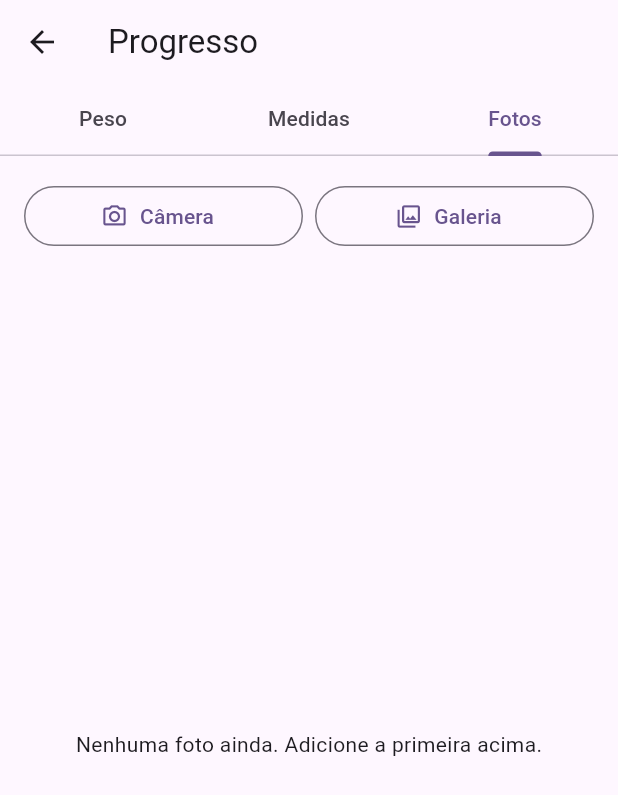
After one commit to projetosales17-cloud/app-personal-trainer, a Flutter app: the ProgressoScreen screen opened directly, tab 3 chosen, after a tap on "Câmera", on a phone screen of 412 x 824 dp. The commit adds this screen. Shown: the top 795 px of the screen. Run offline on Flutter 3.47's test engine with Material 3 defaults, Android fonts, the phone set to English and light mode, and no system bars; our stand-ins replace image_picker, shared_preferences; accounts and stored records are empty.

Commit message:
Adiciona fotos de progresso (primeira dependência externa do projeto) (#20)
Aba "Fotos" em Progresso: botões de Câmera/Galeria (image_picker) para
registrar uma foto de progresso, copiada para uma pasta própria do app
(path_provider) — armazenamento local, sem custo de nuvem (ver
briefing do produto). Grade com miniaturas + data, toque abre em tela
cheia. Vídeos e timeline antes/depois continuam de fora.

Primeiras dependências externas do projeto: image_picker e
path_provider. Configuração nativa adicionada:
- Android: permissão de câmera + uses-feature opcional (galeria não
  precisa de permissão declarada no manifest em Android 13+, já usa o
  seletor de fotos do sistema).
- iOS: NSCameraUsageDescription + NSPhotoLibraryUsageDescription (não
  testado em build real — este ambiente não tem Mac/Xcode).
- Build Android debug confirmado localmente (assembleDebug ok).

ProgressoRepository ganha registrarFoto/listarFotos, com o diretório
base injetável (resolverDiretorioBase) para não depender de
path_provider real nos testes.

Bug de teste descoberto: qualquer E/S real de arquivo (File.copy etc.)
chamada dentro de um testWidgets — mesmo antes do pumpWidget — trava
para sempre sem tester.runAsync(). Isso não acontecia nos testes de
repositório porque aqueles usam test() puro, não testWidgets(). Vale
lembrar sempre que um teste de widget precisar tocar E/S real.

Co-authored-by: projetosales17-cloud <projetosales17-cloud@users.noreply.github.com>

```diff
--- /dev/null
+++ b/lib/models/registro_foto.dart
@@ -0,0 +1,19 @@
+/// Um registro de foto de progresso. O arquivo em si fica salvo localmente
+/// no aparelho (sem custo de nuvem, ver briefing do produto) — este modelo
+/// só guarda a data e o caminho do arquivo.
+class RegistroFoto {
+  const RegistroFoto({required this.data, required this.caminhoArquivo});
+
+  final DateTime data;
+  final String caminhoArquivo;
+
+  Map<String, dynamic> toJson() => {
+    'data': data.toIso8601String(),
+    'caminhoArquivo': caminhoArquivo,
+  };
+
+  factory RegistroFoto.fromJson(Map<String, dynamic> json) => RegistroFoto(
+    data: DateTime.parse(json['data'] as String),
+    caminhoArquivo: json['caminhoArquivo'] as String,
+  );
+}
--- /dev/null
+++ b/lib/screens/foto_detalhe_screen.dart
@@ -0,0 +1,25 @@
+import 'dart:io';
+
+import 'package:flutter/material.dart';
+
+import '../models/registro_foto.dart';
+
+class FotoDetalheScreen extends StatelessWidget {
+  const FotoDetalheScreen({super.key, required this.foto});
+
+  final RegistroFoto foto;
+
+  String _formatarData(DateTime data) {
+    final dia = data.day.toString().padLeft(2, '0');
+    final mes = data.month.toString().padLeft(2, '0');
+    return '$dia/$mes/${data.year}';
+  }
+
+  @override
+  Widget build(BuildContext context) {
+    return Scaffold(
+      appBar: AppBar(title: Text(_formatarData(foto.data))),
+      body: Center(child: Image.file(File(foto.caminhoArquivo))),
+    );
+  }
+}
--- a/lib/screens/progresso_screen.dart
+++ b/lib/screens/progresso_screen.dart
@@ -1,17 +1,18 @@
 import 'package:flutter/material.dart';
 
+import 'registro_fotos_view.dart';
 import 'registro_medidas_view.dart';
 import 'registro_peso_view.dart';
 
-/// Fotos/vídeos, timeline antes/depois e gráficos ainda não foram
-/// implementados (ver briefing do produto).
+/// Vídeos e timeline antes/depois ainda não foram implementados (ver
+/// briefing do produto).
 class ProgressoScreen extends StatelessWidget {
   const ProgressoScreen({super.key});
 
   @override
   Widget build(BuildContext context) {
     return DefaultTabController(
-      length: 2,
+      length: 3,
       child: Scaffold(
         appBar: AppBar(
           title: const Text('Progresso'),
@@ -19,6 +20,7 @@ class ProgressoScreen extends StatelessWidget {
             tabs: [
               Tab(text: 'Peso'),
               Tab(text: 'Medidas'),
+              Tab(text: 'Fotos'),
             ],
           ),
         ),
@@ -26,6 +28,7 @@ class ProgressoScreen extends StatelessWidget {
           children: [
             RegistroPesoView(),
             RegistroMedidasView(),
+            RegistroFotosView(),
           ],
         ),
       ),
--- /dev/null
+++ b/lib/screens/registro_fotos_view.dart
@@ -0,0 +1,140 @@
+import 'dart:io';
+
+import 'package:flutter/material.dart';
+import 'package:image_picker/image_picker.dart';
+
+import '../models/registro_foto.dart';
+import '../services/progresso_repository.dart';
+import 'foto_detalhe_screen.dart';
+
+typedef SelecionarImagem = Future<String?> Function(ImageSource fonte);
+
+Future<String?> _selecionarImagemPadrao(ImageSource fonte) async {
+  final arquivo = await ImagePicker().pickImage(source: fonte, imageQuality: 85);
+  return arquivo?.path;
+}
+
+class RegistroFotosView extends StatefulWidget {
+  RegistroFotosView({
+    super.key,
+    ProgressoRepository? repositorio,
+    SelecionarImagem? selecionarImagem,
+  }) : repositorio = repositorio ?? ProgressoRepository(),
+       selecionarImagem = selecionarImagem ?? _selecionarImagemPadrao;
+
+  final ProgressoRepository repositorio;
+  final SelecionarImagem selecionarImagem;
+
+  @override
+  State<RegistroFotosView> createState() => _RegistroFotosViewState();
+}
+
+class _RegistroFotosViewState extends State<RegistroFotosView> {
+  late Future<List<RegistroFoto>> _fotosFuture = widget.repositorio.listarFotos();
+
+  Future<void> _adicionar(ImageSource fonte) async {
+    final caminho = await widget.selecionarImagem(fonte);
+    if (caminho == null) return;
+
+    await widget.repositorio.registrarFoto(File(caminho));
+    setState(() {
+      _fotosFuture = widget.repositorio.listarFotos();
+    });
+  }
+
+  String _formatarData(DateTime data) {
+    final dia = data.day.toString().padLeft(2, '0');
+    final mes = data.month.toString().padLeft(2, '0');
+    return '$dia/$mes/${data.year}';
+  }
+
+  @override
+  Widget build(BuildContext context) {
+    return Padding(
+      padding: const EdgeInsets.all(16),
+      child: Column(
+        children: [
+          Row(
+            children: [
+              Expanded(
+                child: OutlinedButton.icon(
+                  key: const Key('botao-camera'),
+                  onPressed: () => _adicionar(ImageSource.camera),
+                  icon: const Icon(Icons.camera_alt_outlined),
+                  label: const Text('Câmera'),
+                ),
+              ),
+              const SizedBox(width: 8),
+              Expanded(
+                child: OutlinedButton.icon(
+                  key: const Key('botao-galeria'),
+                  onPressed: () => _adicionar(ImageSource.gallery),
+                  icon: const Icon(Icons.photo_library_outlined),
+                  label: const Text('Galeria'),
+                ),
+              ),
+            ],
+          ),
+          const SizedBox(height: 16),
+          Expanded(
+            child: FutureBuilder<List<RegistroFoto>>(
+              future: _fotosFuture,
+              builder: (context, snapshot) {
+                if (snapshot.connectionState != ConnectionState.done) {
+                  return const Center(child: CircularProgressIndicator());
+                }
+
+                final fotos = (snapshot.data ?? const <RegistroFoto>[]).reversed.toList();
+                if (fotos.isEmpty) {
+                  return const Center(
+                    child: Text('Nenhuma foto ainda. Adicione a primeira acima.'),
+                  );
+                }
+
+                return GridView.builder(
+                  key: const Key('grade-fotos'),
+                  gridDelegate: const SliverGridDelegateWithFixedCrossAxisCount(
+                    crossAxisCount: 3,
+                    crossAxisSpacing: 8,
+                    mainAxisSpacing: 8,
+                  ),
+                  itemCount: fotos.length,
+                  itemBuilder: (context, indice) {
+                    final foto = fotos[indice];
+                    return GestureDetector(
+                      onTap: () => Navigator.of(context).push(
+                        MaterialPageRoute(builder: (_) => FotoDetalheScreen(foto: foto)),
+                      ),
+                      child: Stack(
+                        fit: StackFit.expand,
+                        children: [
+                          Image.file(File(foto.caminhoArquivo), fit: BoxFit.cover),
+                          Positioned(
+                            bottom: 0,
+                            left: 0,
+                            right: 0,
+                            child: ColoredBox(
+                              color: const Color(0x99000000),
+                              child: Padding(
+                                padding: const EdgeInsets.symmetric(vertical: 2),
+                                child: Text(
+                                  _formatarData(foto.data),
+                                  textAlign: TextAlign.center,
+                                  style: const TextStyle(color: Colors.white, fontSize: 10),
+                                ),
+                              ),
+                            ),
+                          ),
+                        ],
+                      ),
+                    );
+                  },
+                );
+              },
+            ),
+          ),
+        ],
+      ),
+    );
+  }
+}
--- a/lib/services/progresso_repository.dart
+++ b/lib/services/progresso_repository.dart
@@ -1,15 +1,24 @@
 import 'dart:convert';
+import 'dart:io';
 
+import 'package:path_provider/path_provider.dart';
 import 'package:shared_preferences/shared_preferences.dart';
 
+import '../models/registro_foto.dart';
 import '../models/registro_medidas.dart';
 import '../models/registro_peso.dart';
 
-/// Persiste os registros de peso e medidas localmente no aparelho (sem
-/// backend por enquanto), como a anamnese.
+/// Persiste os registros de peso, medidas e fotos localmente no aparelho
+/// (sem backend por enquanto, sem custo de nuvem), como a anamnese.
 class ProgressoRepository {
+  ProgressoRepository({Future<Directory> Function()? resolverDiretorioBase})
+    : _resolverDiretorioBase = resolverDiretorioBase ?? getApplicationDocumentsDirectory;
+
+  final Future<Directory> Function() _resolverDiretorioBase;
+
   static const _chave = 'registros_peso';
   static const _chaveMedidas = 'registros_medidas';
+  static const _chaveFotos = 'registros_fotos';
 
   Future<void> registrarPeso(double pesoKg, {DateTime? data}) async {
     final registros = await listarPesos()
@@ -62,4 +71,48 @@ class ProgressoRepository {
       for (final item in lista) RegistroMedidas.fromJson(item as Map<String, dynamic>),
     ];
   }
+
+  /// Copia o arquivo de origem para uma pasta própria do app (fora da
+  /// cache temporária de onde o seletor de imagem costuma entregar o
+  /// arquivo) e registra a foto de progresso.
+  Future<RegistroFoto> registrarFoto(File arquivoOrigem) async {
+    final pasta = await _pastaFotos();
+    final registrosExistentes = await listarFotos();
+
+    final pontoExtensao = arquivoOrigem.path.lastIndexOf('.');
+    final extensao = pontoExtensao == -1 ? '' : arquivoOrigem.path.substring(pontoExtensao);
+    final nomeArquivo =
+        '${DateTime.now().microsecondsSinceEpoch}_${registrosExistentes.length}$extensao';
+    final destino = await arquivoOrigem.copy('${pasta.path}/$nomeArquivo');
+
+    final registro = RegistroFoto(data: DateTime.now(), caminhoArquivo: destino.path);
+    final registros = registrosExistentes..add(registro);
+
+    final prefs = await SharedPreferences.getInstance();
+    await prefs.setString(
+      _chaveFotos,
+      jsonEncode([for (final item in registros) item.toJson()]),
+    );
+    return registro;
+  }
+
+  Future<List<RegistroFoto>> listarFotos() async {
+    final prefs = await SharedPreferences.getInstance();
+    final bruto = prefs.getString(_chaveFotos);
+    if (bruto == null) return [];
+
+    final lista = jsonDecode(bruto) as List;
+    return [
+      for (final item in lista) RegistroFoto.fromJson(item as Map<String, dynamic>),
+    ];
+  }
+
+  Future<Directory> _pastaFotos() async {
+    final base = await _resolverDiretorioBase();
+    final pasta = Directory('${base.path}/fotos_progresso');
+    if (!pasta.existsSync()) {
+      pasta.createSync(recursive: true);
+    }
+    return pasta;
+  }
 }
--- a/pubspec.yaml
+++ b/pubspec.yaml
@@ -35,6 +35,8 @@ dependencies:
   # Use with the CupertinoIcons class for iOS style icons.
   cupertino_icons: ^1.0.8
   shared_preferences: ^2.5.5
+  image_picker: ^1.2.3
+  path_provider: ^2.1.6
 
 dev_dependencies:
   flutter_test:
```
Also changed, not shown: pubspec.lock, 11 other files.
